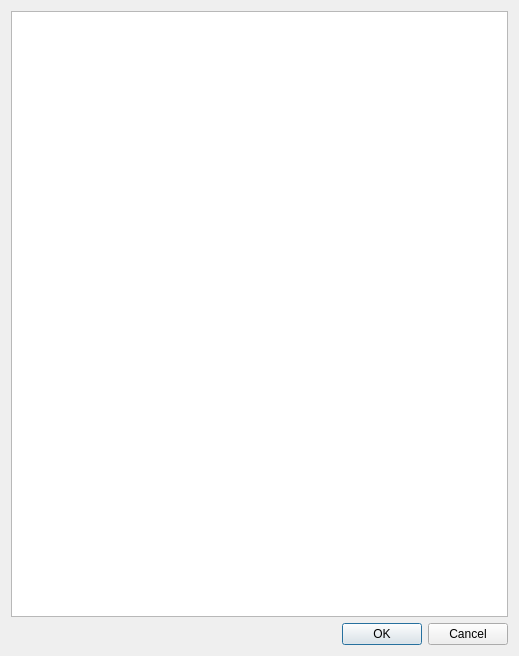
Qt form src/textviewer.ui (lhalb/cncBuilder) before a commit.
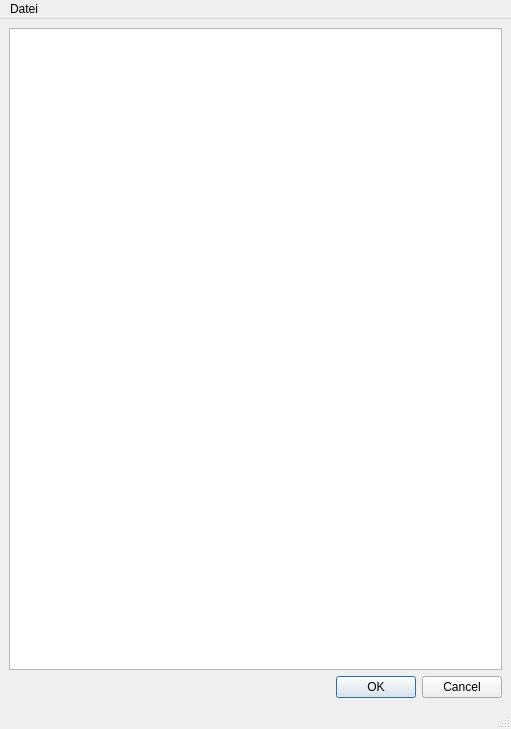
The same form after that commit.

What changed in the file:
```diff
--- a/src/textviewer.ui
+++ b/src/textviewer.ui
@@ -1,18 +1,19 @@
 <?xml version="1.0" encoding="UTF-8"?>
 <ui version="4.0">
- <class>Form</class>
- <widget class="QWidget" name="Form">
+ <class>CNCViwer</class>
+ <widget class="QMainWindow" name="CNCViwer">
   <property name="geometry">
    <rect>
     <x>0</x>
     <y>0</y>
-    <width>519</width>
-    <height>656</height>
+    <width>511</width>
+    <height>729</height>
    </rect>
   </property>
   <property name="windowTitle">
    <string>CNC-Vorschau</string>
   </property>
+  <widget class="QWidget" name="centralwidget">
   <layout class="QHBoxLayout" name="horizontalLayout">
    <item>
     <layout class="QVBoxLayout" name="verticalLayout">
@@ -36,6 +37,30 @@
    </item>
   </layout>
  </widget>
+  <widget class="QMenuBar" name="menubar">
+   <property name="geometry">
+    <rect>
+     <x>0</x>
+     <y>0</y>
+     <width>511</width>
+     <height>21</height>
+    </rect>
+   </property>
+   <widget class="QMenu" name="menuDatei">
+    <property name="title">
+     <string>Datei</string>
+    </property>
+    <addaction name="actionExport"/>
+   </widget>
+   <addaction name="menuDatei"/>
+  </widget>
+  <widget class="QStatusBar" name="statusbar"/>
+  <action name="actionExport">
+   <property name="text">
+    <string>Exportieren</string>
+   </property>
+  </action>
+ </widget>
  <resources/>
  <connections>
   <connection>
```
Left out of the diff: 37 changed lines with no effect on the pictures. Lines whose indentation alone changed are shown as unchanged.
